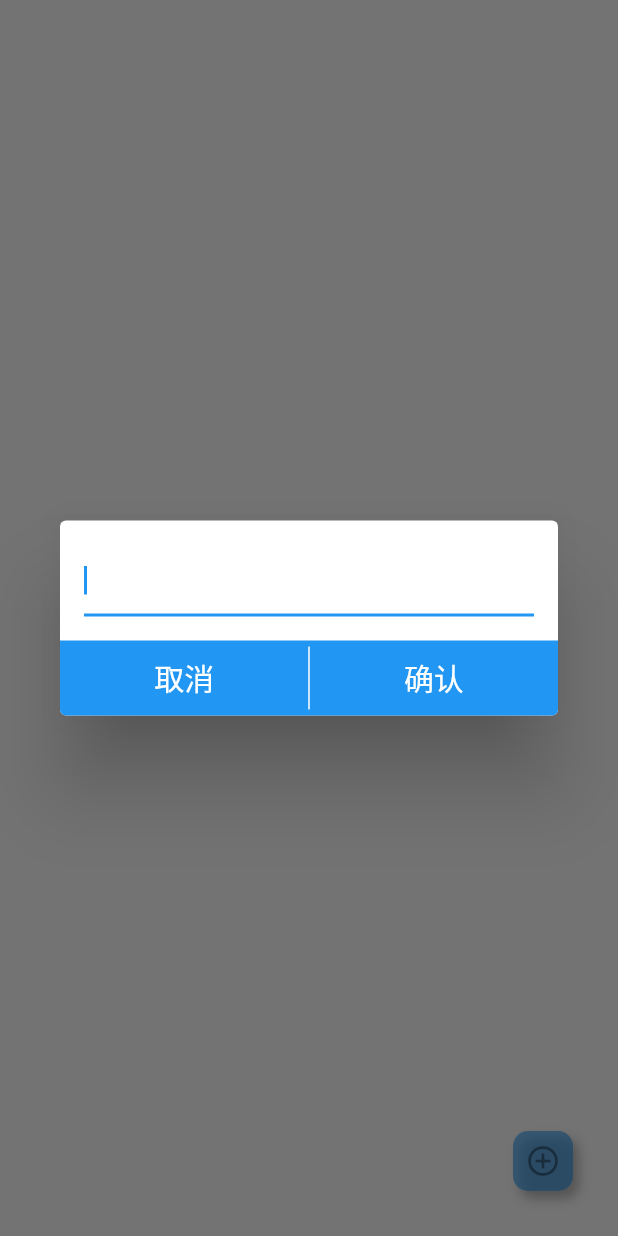
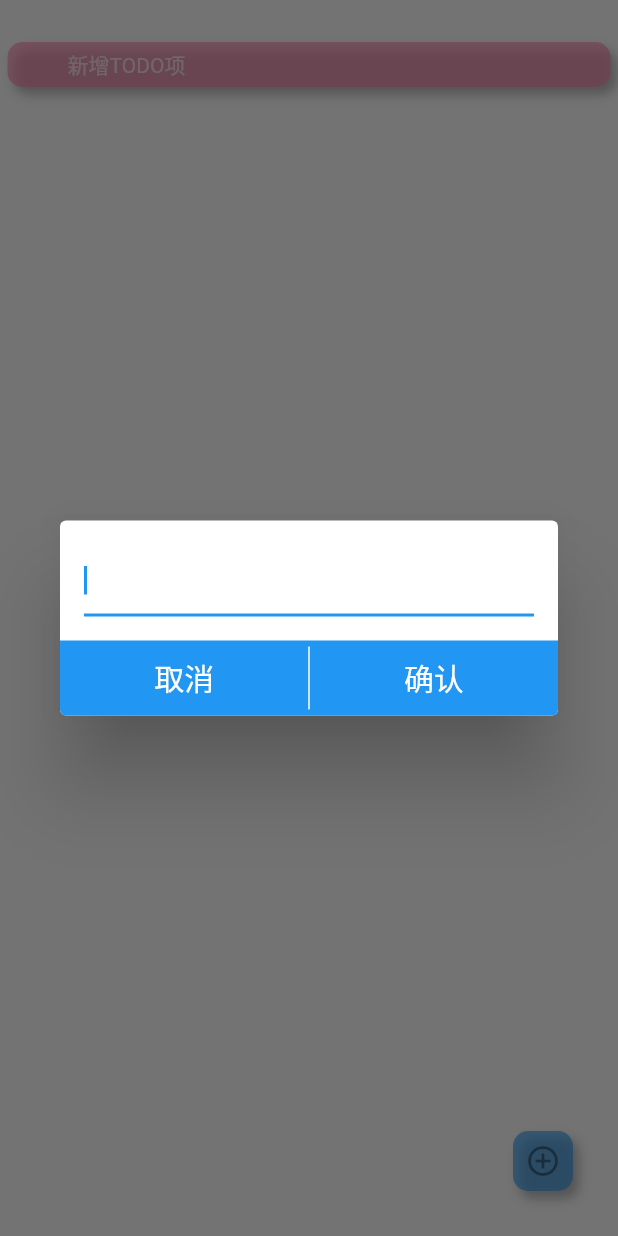
Before and after one commit to BATTERIA/JustDo, a Flutter app: the screen it shows after launch, after a tap on the "control point" icon, on a phone screen of 412 x 824 dp. Run offline on Flutter 3.47's test engine with Material 2 defaults, Android fonts, the phone set to English and light mode, and no system bars; our stand-ins replace date_format, hive; accounts and stored records are empty; generated files the repository leaves out were written again.

Commit message:
[FEATURE] update

```diff
--- a/lib/main.dart
+++ b/lib/main.dart
@@ -37,8 +37,10 @@ class _MyHomePageState extends State<MyHomePage> {
   @override
   Widget build(BuildContext context) {
     return Scaffold(
-      body: Container(
-          child: TodoPage()),
+      body: SafeArea(
+        child: Container(
+            child: TodoPage()),
+      ),
     );
   }
 }
--- /dev/null
+++ b/lib/src/add_card.dart
@@ -0,0 +1,80 @@
+import 'package:flutter/cupertino.dart';
+import 'package:flutter/material.dart';
+import 'package:just_do/src/jcolors.dart';
+
+class AddCard extends StatelessWidget {
+  const AddCard(
+      {Key key,
+        this.index,
+        this.content,
+        this.dateTime,
+        this.deleteItem})
+      : super(key: key);
+
+  final int index;
+  final String content;
+  final String dateTime;
+  final Function deleteItem;
+
+  @override
+  Widget build(BuildContext context) {
+    return buildCardView(content, dateTime, context);
+  }
+
+  Widget buildCardView(String key, String value, BuildContext context) {
+    return Container(
+      padding: EdgeInsets.symmetric(vertical: 3, horizontal: 5),
+      height: 36,
+      width: MediaQuery.of(context).size.width,
+      child: Container(
+        padding: EdgeInsets.symmetric(horizontal: 5),
+        alignment: Alignment.center,
+        decoration: BoxDecoration(
+          color: JColors.itemColor,
+          borderRadius: BorderRadius.all(Radius.circular(10)),
+          boxShadow: [
+            BoxShadow(
+              color: Colors.black26,
+              offset: Offset(4, 5),
+              blurRadius: 5.0,
+            )
+          ],
+        ),
+        child: Column(
+          mainAxisAlignment: MainAxisAlignment.start,
+          children: <Widget>[
+            Row(
+              mainAxisAlignment: MainAxisAlignment.start,
+              children: <Widget>[
+                Row(
+                  mainAxisAlignment: MainAxisAlignment.start,
+                  children: <Widget>[
+                    Container(
+                      width: 30,
+                      height: 30,
+                    ),
+                    SizedBox(width: 5),
+                    Container(
+                      width: MediaQuery.of(context).size.width - 90,
+                      child: Text(
+                        key,
+                        style: TextStyle(color: JColors.textColor),
+                        maxLines: 1,
+                        overflow: TextOverflow.ellipsis,
+                      ),
+                    ),
+                    SizedBox(width: 5),
+                    Container(
+                      width: 30,
+                      height: 30,
+                    ),
+                  ],
+                ),
+              ],
+            ),
+          ],
+        ),
+      ),
+    );
+  }
+}
--- a/lib/src/jcolors.dart
+++ b/lib/src/jcolors.dart
@@ -4,5 +4,6 @@ abstract class JColors {
   static const itemColor = Color(0x99FF80AB);
   static const deleteItemColor = Colors.black45;
   static const addItemColor = Color(0x992196F3);
-  static const textColor = Colors.black54;
+  static const textColor = Color(0xAAFFFFFF);
+  static const deleteIcon = Color(0xAAFFFFFF);
 }
--- a/lib/src/todo_list_view.dart
+++ b/lib/src/todo_list_view.dart
@@ -2,15 +2,19 @@ import 'package:flutter/cupertino.dart';
 import 'package:flutter/material.dart';
 import 'package:just_do/src/card_view.dart';
 
+import 'add_card.dart';
 import 'todo.dart';
 
 typedef DeleteFunction = Function(int index);
 
 class TodoListView extends StatefulWidget {
-  const TodoListView({Key key, this.todos, this.deleteFunction, this.editTodo})
+  const TodoListView(
+      {Key key, this.todos, this.addTodo, this.deleteFunction, this.editTodo})
       : super(key: key);
 
   final DeleteFunction deleteFunction;
+
+  final Function addTodo;
 
   final List<Todo> todos;
 
@@ -25,8 +29,14 @@ class _TodoListViewState extends State<TodoListView> {
 
   @override
   Widget build(BuildContext context) {
+    final todos = <Todo>[];
+
+    todos.addAll(widget.todos);
+
+    todos.add(Todo('', ''));
+
     return ReorderableListView(
-      padding: EdgeInsets.only(top: 50),
+      padding: EdgeInsets.only(top: 25),
       onReorder: (int oldIndex, int newIndex) {
         print(oldIndex);
         print(newIndex);
@@ -37,8 +47,17 @@ class _TodoListViewState extends State<TodoListView> {
           widget.todos.insert(newIndex, element);
         });
       },
-      children: widget.todos.map((todo) {
-        final index = widget.todos.indexOf(todo);
+      children: todos.map((todo) {
+        final index = todos.indexOf(todo);
+        if (index + 1 == todos.length) {
+          return GestureDetector(
+            key: ValueKey(todo),
+            child: AddCard(
+              content: '新增TODO项',
+            ),
+            onTap: widget.addTodo,
+          );
+        }
         return CardView(
           key: ValueKey(todo),
           index: index,
--- a/lib/src/todo_page.dart
+++ b/lib/src/todo_page.dart
@@ -35,6 +35,7 @@ class _TodoPageState extends State<TodoPage> {
       children: [
         TodoListView(
           editTodo: editTodo,
+          addTodo: addTodo,
           deleteFunction: (index) {
             setState(() {
               todos.removeAt(index);
@@ -44,7 +45,13 @@ class _TodoPageState extends State<TodoPage> {
           todos: todos,
         ),
         FloatButton(
-          onTap: () {
+          onTap: addTodo,
+        ),
+      ],
+    );
+  }
+
+  void addTodo() {
     EditDialog(onConfirm: (content) {
       setState(() {
         todos.add(Todo(
@@ -60,10 +67,6 @@ class _TodoPageState extends State<TodoPage> {
       _listStorage.save(todos);
       Navigator.pop(context);
     }).show(context);
-          },
-        ),
-      ],
-    );
   }
 
   void editTodo(int index) {
```
Also changed, not shown: lib/src/card_view.dart (+79 -19 lines), lib/src/small_card_view.dart (added, +78 -0 lines), 2 other files. Lines whose indentation alone changed are shown as unchanged.
